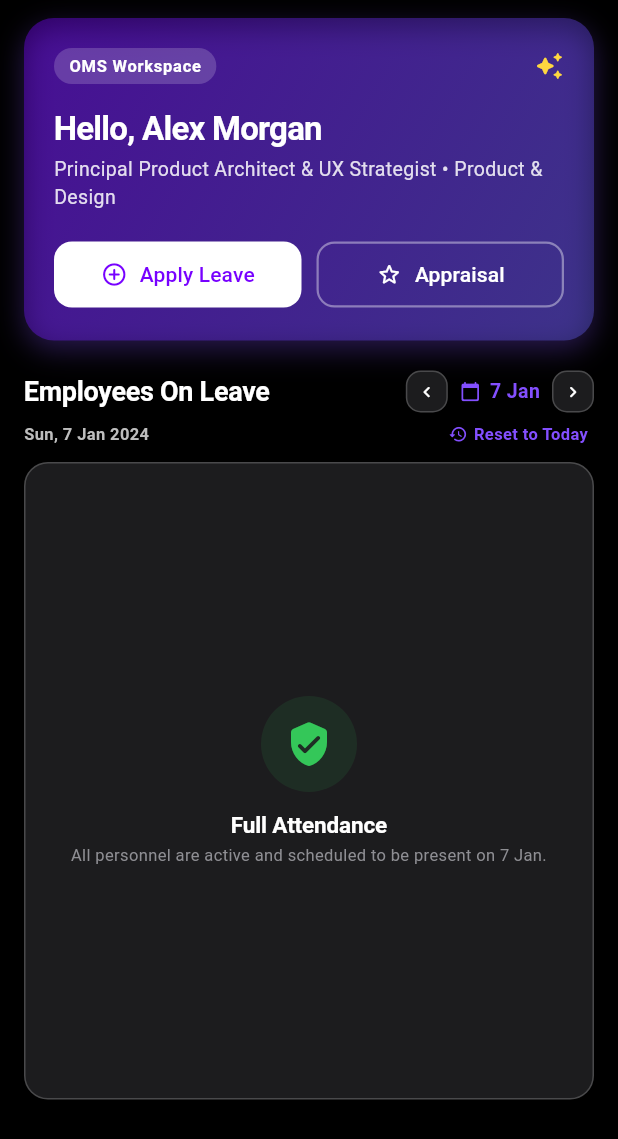
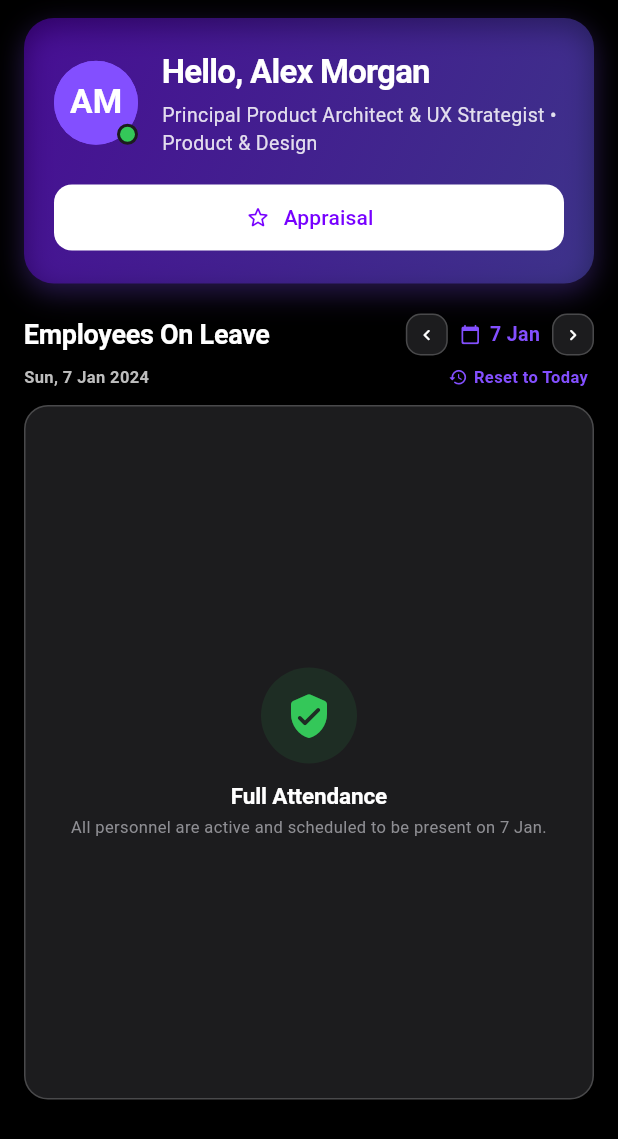
Before and after one commit to Anikshakya/OMS-Office-Management-System-, a Flutter app: the DashboardScreen widget shown alone on an empty page, opened directly, swiped to page 2, on a phone screen of 412 x 824 dp. Shown: the top 1139 px of the screen. Run offline on Flutter 3.47's test engine with Material 3 defaults, Android fonts, the light colour scheme and no system bars; our stand-ins replace dio, get, get_storage; accounts and stored records are empty; network calls fail.

Commit message:
[Managed] - dashboard header UI

```diff
--- a/lib/screens/dashboard_screen.dart
+++ b/lib/screens/dashboard_screen.dart
@@ -1,14 +1,16 @@
 import 'package:flutter/material.dart';
 import 'package:get/get.dart';
+import 'package:oms/models/employee.dart';
 import 'package:oms/models/leave_request.dart';
 import 'package:oms/widgets/common/ui_glass_container.dart';
+
+import '../controllers/app_controller.dart';
 import '../controllers/app_data_controller.dart';
-import '../controllers/app_controller.dart';
 import '../models/toast_notification.dart';
 import '../theme/app_colors.dart';
 import '../theme/app_typography.dart';
+import '../widgets/common/app_avatar.dart';
 import '../widgets/common/custom_buttons.dart';
-import '../widgets/common/app_avatar.dart';
 
 class DashboardScreen extends StatefulWidget {
   const DashboardScreen({super.key});
@@ -98,7 +100,7 @@ class _DashboardScreenState extends State<DashboardScreen> {
         crossAxisAlignment: CrossAxisAlignment.start,
         children: [
           // Hero Banner
-          _buildHeroBanner(context, isDark, user),
+          _buildHeroBanner(context, isDark, user, user),
 
           const SizedBox(height: 20),
 
@@ -111,7 +113,7 @@ class _DashboardScreenState extends State<DashboardScreen> {
     );
   }
 
-  Widget _buildHeroBanner(BuildContext context, bool isDark, dynamic user) {
+  Widget _buildHeroBanner(BuildContext context, bool isDark, dynamic user, Employee emp) {
     return Container(
       width: double.infinity,
       padding: const EdgeInsets.all(20),
@@ -138,39 +140,47 @@ class _DashboardScreenState extends State<DashboardScreen> {
           ),
         ],
       ),
+      child: LayoutBuilder(
+        builder: (context, constraints) {
+          final isNarrow = constraints.maxWidth < 480;
+          return Column(
+            crossAxisAlignment: CrossAxisAlignment.start,
+            children: [
+              Row(
+                crossAxisAlignment: CrossAxisAlignment.center,
+                children: [
+                  Stack(
+                    children: [
+                      AppAvatar(
+                        url: emp.avatarUrl,
+                        name: emp.name,
+                        radius: isNarrow ? 28 : 36,
+                      ),
+                      Positioned(
+                        bottom: 0,
+                        right: 0,
+                        child: Container(
+                          width: 14,
+                          height: 14,
+                          decoration: BoxDecoration(
+                            color: AppColors.success,
+                            shape: BoxShape.circle,
+                            border: Border.all(
+                              color: isDark
+                                  ? AppColors.surfaceDark
+                                  : Colors.white,
+                              width: 2,
+                            ),
+                          ),
+                        ),
+                      ),
+                    ],
+                  ),
+                  const SizedBox(width: 16),
+                  Expanded(
                     child: Column(
                       crossAxisAlignment: CrossAxisAlignment.start,
                       children: [
-          Row(
-            mainAxisAlignment: MainAxisAlignment.spaceBetween,
-            children: [
-              Container(
-                padding: const EdgeInsets.symmetric(
-                  horizontal: 10,
-                  vertical: 4,
-                ),
-                decoration: BoxDecoration(
-                  color: Colors.white.withValues(alpha: 0.18),
-                  borderRadius: BorderRadius.circular(20),
-                ),
-                child: const Text(
-                  'OMS Workspace',
-                  style: TextStyle(
-                    color: Colors.white,
-                    fontSize: 11,
-                    fontWeight: FontWeight.w600,
-                    letterSpacing: 0.5,
-                  ),
-                ),
-              ),
-              const Icon(
-                Icons.auto_awesome_rounded,
-                color: Colors.amberAccent,
-                size: 20,
-              ),
-            ],
-          ),
-          const SizedBox(height: 14),
                         Text(
                           'Hello, ${user.name}',
                           style: const TextStyle(
@@ -180,7 +190,7 @@ class _DashboardScreenState extends State<DashboardScreen> {
                             letterSpacing: -0.5,
                           ),
                         ),
-          const SizedBox(height: 2),
+                        const SizedBox(height: 4),
                         Text(
                           '${user.designation} • ${user.department}',
                           style: TextStyle(
@@ -188,14 +198,27 @@ class _DashboardScreenState extends State<DashboardScreen> {
                             fontSize: 13,
                           ),
                         ),
-          const SizedBox(height: 18),
-          Row(
+                      ],
+                    )
+                  )
+                ],
+              ),
+              Padding(
+                padding: EdgeInsets.only(top: 16.0),
+                child: Row(
                   children: [
                     Expanded(
                       child: ElevatedButton.icon(
-                  onPressed: () => _appController.setPageIndex(1),
-                  icon: const Icon(Icons.add_circle_outline_rounded, size: 18),
-                  label: const Text('Apply Leave'),
+                        onPressed: () => _appController.setPageIndex(3),
+                        icon: const Icon(
+                          Icons.star_outline_rounded,
+                          size: 18,
+                          color: AppColors.primaryDark,
+                        ),
+                        label: const Text(
+                          'Appraisal',
+                          style: TextStyle(color: AppColors.primaryDark),
+                        ),
                         style: ElevatedButton.styleFrom(
                           backgroundColor: Colors.white,
                           foregroundColor: AppColors.primaryDark,
@@ -205,36 +228,14 @@ class _DashboardScreenState extends State<DashboardScreen> {
                             borderRadius: BorderRadius.circular(12),
                           ),
                         ),
+                      )
                     ),
-              ),
-              const SizedBox(width: 10),
-              Expanded(
-                child: OutlinedButton.icon(
-                  onPressed: () => _appController.setPageIndex(3),
-                  icon: const Icon(
-                    Icons.star_outline_rounded,
-                    size: 18,
-                    color: Colors.white,
-                  ),
-                  label: const Text(
-                    'Appraisal',
-                    style: TextStyle(color: Colors.white),
-                  ),
-                  style: OutlinedButton.styleFrom(
-                    side: BorderSide(
-                      color: Colors.white.withValues(alpha: 0.4),
-                      width: 1.5,
-                    ),
-                    padding: const EdgeInsets.symmetric(vertical: 12),
-                    shape: RoundedRectangleBorder(
-                      borderRadius: BorderRadius.circular(12),
-                    ),
-                  ),
+                  ],
                 ),
               ),
             ],
-          ),
-        ],
+          );
+        }
       ),
     );
   }
--- a/lib/widgets/common/custom_buttons.dart
+++ b/lib/widgets/common/custom_buttons.dart
@@ -1,4 +1,5 @@
 import 'package:flutter/material.dart';
+
 import '../../theme/app_colors.dart';
 import '../../theme/app_typography.dart';
 
```
Lines whose indentation alone changed are shown as unchanged.
